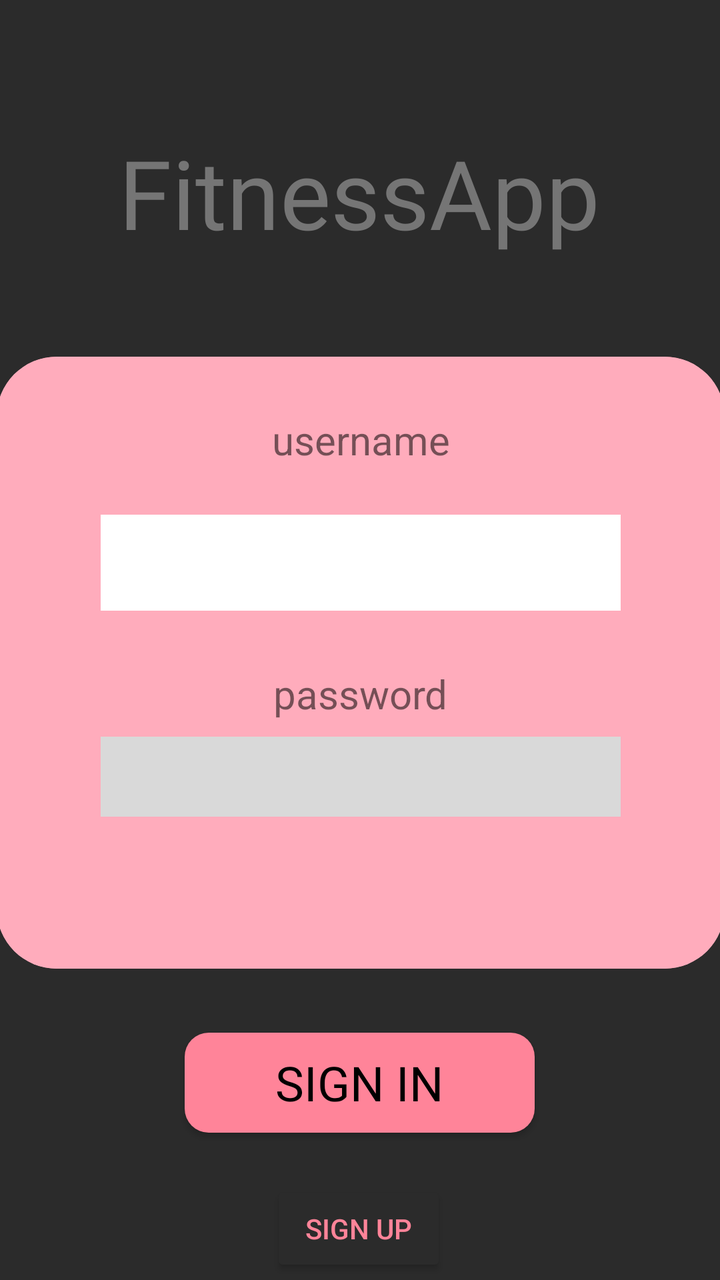
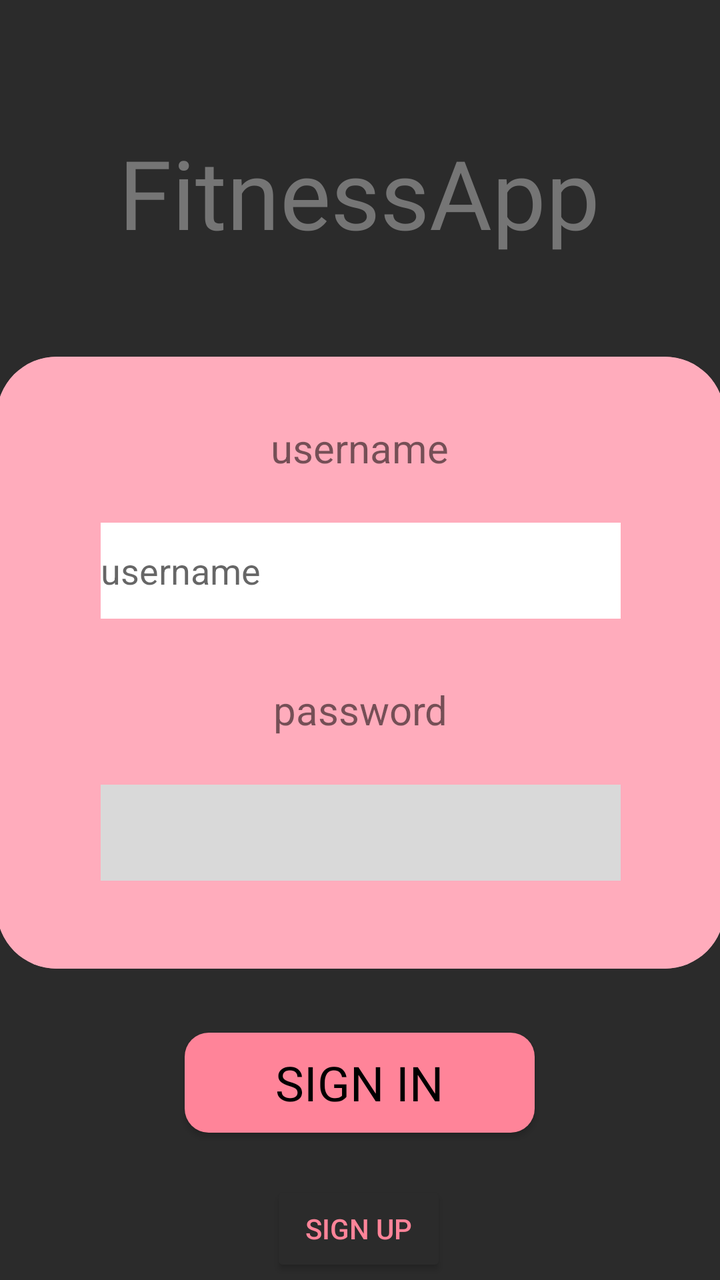

An Android layout rendered at two revisions. The XML below is the earlier revision; the diff shows what the commit changed to produce the second picture.
<!-- AndroidManifest.xml: application theme Theme.MyApplication -->
<!-- res/layout/login.xml -->
<?xml version="1.0" encoding="utf-8"?>
<androidx.constraintlayout.widget.ConstraintLayout xmlns:android="http://schemas.android.com/apk/res/android"
    xmlns:app="http://schemas.android.com/apk/res-auto"
    xmlns:tools="http://schemas.android.com/tools"
    android:layout_width="match_parent"
    android:layout_height="match_parent"
    android:background="#2B2B2B"
    android:theme="@style/Theme.MyApplication"
    tools:context=".Login">

    <TextView
        android:id="@+id/AppName"
        android:layout_width="wrap_content"
        android:layout_height="wrap_content"
        android:layout_marginTop="64dp"
        android:fontFamily="@font/anton"
        android:text="@string/fitnessapp"
        android:textColor="#757575"
        android:textSize="48sp"
        app:layout_constraintEnd_toEndOf="parent"
        app:layout_constraintHorizontal_bias="0.498"
        app:layout_constraintStart_toStartOf="parent"
        app:layout_constraintTop_toTopOf="parent" />
    
    <androidx.cardview.widget.CardView
        android:id="@+id/Container"
        android:layout_width="364dp"
        android:layout_height="306dp"
        android:layout_marginStart="24dp"
        android:layout_marginTop="50dp"
        android:layout_marginEnd="24dp"
        app:cardBackgroundColor="#FFACBC"
        app:cardCornerRadius="30dp"
        app:cardElevation="0dp"
        app:layout_constraintEnd_toEndOf="parent"
        app:layout_constraintStart_toStartOf="parent"
        app:layout_constraintTop_toBottomOf="@+id/AppName">

        <androidx.constraintlayout.widget.ConstraintLayout
            android:id="@+id/loginwindow"
            android:layout_width="match_parent"
            android:layout_height="match_parent"
            android:background="#FFACBC">

            <TextView
                android:id="@+id/usernameText"
                android:layout_width="wrap_content"
                android:layout_height="wrap_content"
                android:layout_marginTop="28dp"
                android:text="@string/username"
                android:textSize="20sp"
                app:layout_constraintEnd_toEndOf="parent"
                app:layout_constraintStart_toStartOf="parent"
                app:layout_constraintTop_toTopOf="parent" />

            <EditText
                android:id="@+id/editPassword"
                android:layout_width="260dp"
                android:layout_height="40dp"
                android:layout_marginTop="8dp"
                android:background="#D9D9D9"
                android:ems="10"
                android:inputType="textPassword"
                android:paddingStart="10dp"
                android:paddingEnd="10dp"
                app:layout_constraintEnd_toEndOf="parent"
                app:layout_constraintStart_toStartOf="parent"
                app:layout_constraintTop_toBottomOf="@+id/passwordText"
                tools:ignore="SpeakableTextPresentCheck,TouchTargetSizeCheck" />

            <TextView
                android:id="@+id/textView3"
                android:layout_width="260dp"
                android:layout_height="48dp"
                android:layout_marginStart="24dp"
                android:layout_marginTop="24dp"
                android:layout_marginEnd="24dp"
                android:background="#FFFFFF"
                android:editable="true"
                app:layout_constraintEnd_toEndOf="parent"
                app:layout_constraintStart_toStartOf="parent"
                app:layout_constraintTop_toBottomOf="@+id/usernameText"
                tools:ignore="Deprecated,TextViewEdits,SpeakableTextPresentCheck" />

            <TextView
                android:id="@+id/passwordText"
                android:layout_width="wrap_content"
                android:layout_height="wrap_content"
                android:layout_marginTop="28dp"
                android:layout_marginBottom="11dp"
                android:text="@string/password"
                android:textSize="20sp"
                app:layout_constraintBottom_toTopOf="@+id/editPassword"
                app:layout_constraintEnd_toEndOf="parent"
                app:layout_constraintStart_toStartOf="parent"
                app:layout_constraintTop_toBottomOf="@+id/textView3" />

        </androidx.constraintlayout.widget.ConstraintLayout>
    </androidx.cardview.widget.CardView>
    
    <Button

        android:id="@+id/btnsignin"
        android:layout_width="175dp"
        android:layout_height="50dp"
        android:layout_marginStart="32dp"

        android:layout_marginTop="32dp"
        android:layout_marginEnd="32dp"
        android:background="@drawable/roundstyle"
        android:fontFamily="@font/cabin"
        android:text="@string/sign_in"
        android:textColor="#000000"
        android:textSize="24sp"
        app:layout_constraintEnd_toEndOf="parent"
        app:layout_constraintHorizontal_bias="0.498"
        app:layout_constraintStart_toStartOf="parent"
        app:layout_constraintTop_toBottomOf="@+id/Container" />

    <Button
        android:id="@+id/btnsignup"
        android:layout_width="wrap_content"
        android:layout_height="wrap_content"
        android:layout_marginTop="24dp"
        android:backgroundTint="#2B2B2B"
        android:text="@string/sign_up"
        android:textColor="#FF8499"
        app:layout_constraintBottom_toBottomOf="parent"
        app:layout_constraintEnd_toEndOf="parent"
        app:layout_constraintHorizontal_bias="0.498"
        app:layout_constraintStart_toStartOf="parent"
        app:layout_constraintTop_toBottomOf="@+id/btnsignin"
        app:layout_constraintVertical_bias="0.0" />

</androidx.constraintlayout.widget.ConstraintLayout>
<!-- resources referenced by this layout -->
<resources>
  <!-- drawable roundstyle (drawable) -->
  <?xml version="1.0" encoding="utf-8"?>
  <shape xmlns:android="http://schemas.android.com/apk/res/android">
      <solid android:color="#FF8499" />
      <corners android:radius="12dp" />
  </shape>
  <string name="fitnessapp">FitnessApp</string>
  <string name="password">password</string>
  <string name="sign_in">Sign in</string>
  <string name="sign_up">Sign up</string>
  <string name="username">username</string>
  <style name="Theme.MyApplication" parent="Theme.AppCompat.Light.NoActionBar">
          
          <item name="colorPrimary">@color/purple_500</item>
          <item name="colorPrimaryVariant">@color/purple_700</item>
          <item name="colorOnPrimary">@color/white</item>
          
          <item name="colorSecondary">@color/teal_200</item>
          <item name="colorSecondaryVariant">@color/teal_700</item>
          <item name="colorOnSecondary">@color/black</item>
          
          <item name="android:statusBarColor">?attr/colorPrimaryVariant</item>
          
      </style>
  <color name="purple_500">#FF6200EE</color>
  <color name="purple_700">#FF3700B3</color>
  <color name="white">#FFFFFFFF</color>
  <color name="teal_200">#FF03DAC5</color>
  <color name="teal_700">#FF018786</color>
  <color name="black">#FF000000</color>
</resources>

<!-- the commit's change to res/layout/login.xml (unified diff, before → after) -->
@@ -46,18 +46,19 @@
                 android:id="@+id/usernameText"
                 android:layout_width="wrap_content"
                 android:layout_height="wrap_content"
-                android:layout_marginTop="28dp"
+                android:layout_marginTop="32dp"
                 android:text="@string/username"
                 android:textSize="20sp"
                 app:layout_constraintEnd_toEndOf="parent"
+                app:layout_constraintHorizontal_bias="0.498"
                 app:layout_constraintStart_toStartOf="parent"
                 app:layout_constraintTop_toTopOf="parent" />
 
             <EditText
                 android:id="@+id/editPassword"
                 android:layout_width="260dp"
-                android:layout_height="40dp"
-                android:layout_marginTop="8dp"
+                android:layout_height="48dp"
+                android:layout_marginTop="24dp"
                 android:background="#D9D9D9"
                 android:ems="10"
                 android:inputType="textPassword"
@@ -69,31 +70,28 @@
                 tools:ignore="SpeakableTextPresentCheck,TouchTargetSizeCheck" />
 
             <TextView
-                android:id="@+id/textView3"
-                android:layout_width="260dp"
-                android:layout_height="48dp"
-                android:layout_marginStart="24dp"
-                android:layout_marginTop="24dp"
-                android:layout_marginEnd="24dp"
-                android:background="#FFFFFF"
-                android:editable="true"
-                app:layout_constraintEnd_toEndOf="parent"
-                app:layout_constraintStart_toStartOf="parent"
-                app:layout_constraintTop_toBottomOf="@+id/usernameText"
-                tools:ignore="Deprecated,TextViewEdits,SpeakableTextPresentCheck" />
-
-            <TextView
                 android:id="@+id/passwordText"
                 android:layout_width="wrap_content"
                 android:layout_height="wrap_content"
-                android:layout_marginTop="28dp"
-                android:layout_marginBottom="11dp"
+                android:layout_marginTop="32dp"
                 android:text="@string/password"
                 android:textSize="20sp"
-                app:layout_constraintBottom_toTopOf="@+id/editPassword"
                 app:layout_constraintEnd_toEndOf="parent"
                 app:layout_constraintStart_toStartOf="parent"
-                app:layout_constraintTop_toBottomOf="@+id/textView3" />
+                app:layout_constraintTop_toBottomOf="@+id/editTextText" />
+
+            <EditText
+                android:id="@+id/editTextText"
+                android:layout_width="260dp"
+                android:layout_height="48dp"
+                android:layout_marginTop="24dp"
+                android:background="@color/white"
+                android:ems="10"
+                android:hint="@string/username"
+                android:inputType="text"
+                app:layout_constraintEnd_toEndOf="parent"
+                app:layout_constraintStart_toStartOf="parent"
+                app:layout_constraintTop_toBottomOf="@+id/usernameText" />
 
         </androidx.constraintlayout.widget.ConstraintLayout>
     </androidx.cardview.widget.CardView>
